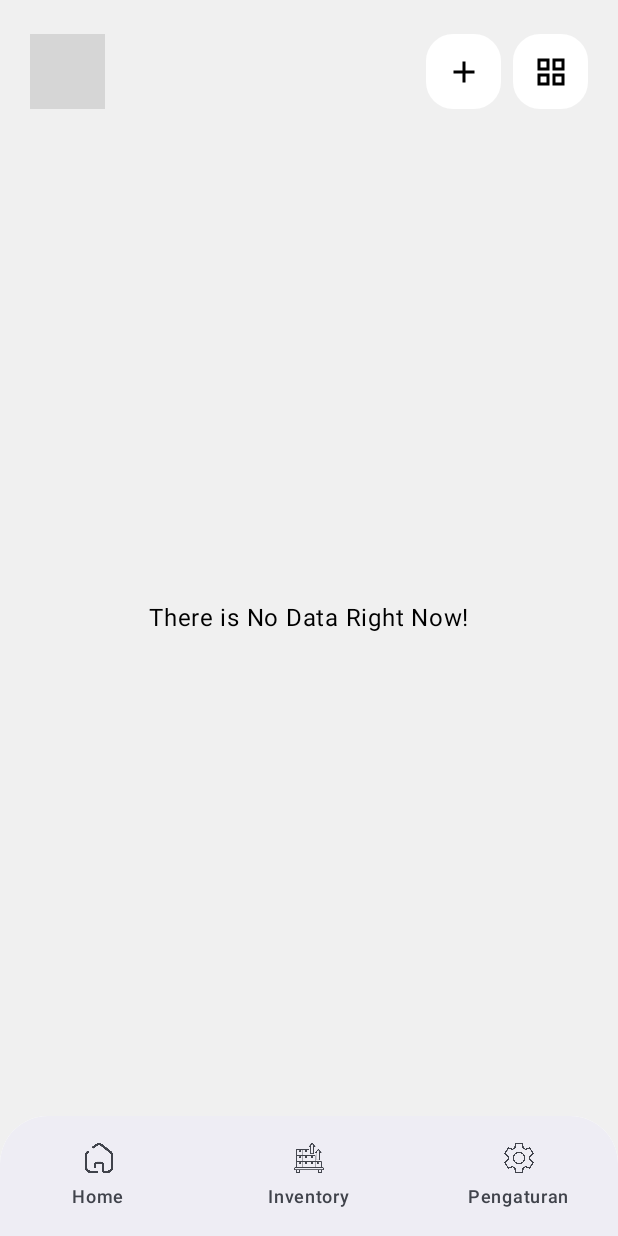
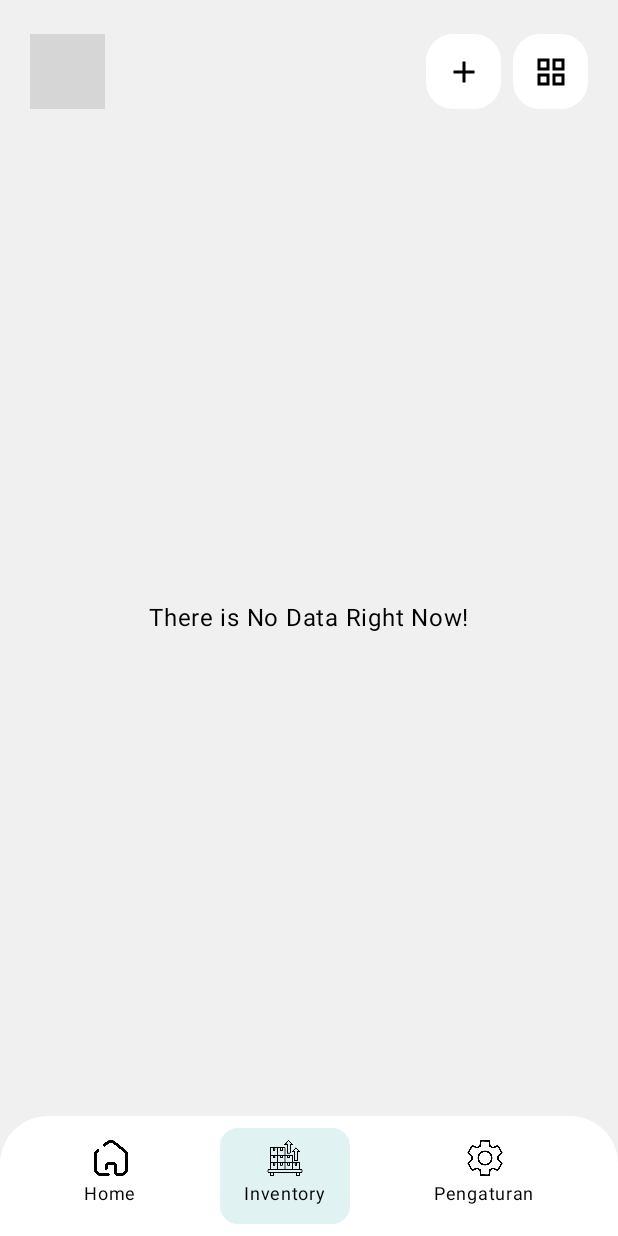
Before and after one commit to DewiPuspitass/Laventry, an Android app built with Jetpack Compose: the InventoryScreen screen opened through its navigation route, on a phone screen of 412 x 824 dp. Run offline under Robolectric (Android 15) with nearby library versions, the phone set to English and light mode, and no system bars; our stand-ins replace Room's generated code; 1 statement that could not run was skipped; grey boxes are pictures that could not be loaded.

Commit message:
membuat buttom bar menjadi lebih dinamis

```diff
--- /dev/null
+++ b/app/src/main/java/com/dewipuspitasari0020/laventry/ui/screen/BottomBar.kt
@@ -0,0 +1,74 @@
+package com.dewipuspitasari0020.laventry.ui.screen
+
+import androidx.compose.foundation.background
+import androidx.compose.foundation.clickable
+import androidx.compose.foundation.layout.Arrangement
+import androidx.compose.foundation.layout.Column
+import androidx.compose.foundation.layout.Row
+import androidx.compose.foundation.layout.WindowInsets
+import androidx.compose.foundation.layout.asPaddingValues
+import androidx.compose.foundation.layout.fillMaxWidth
+import androidx.compose.foundation.layout.navigationBars
+import androidx.compose.foundation.layout.padding
+import androidx.compose.foundation.layout.size
+import androidx.compose.foundation.shape.RoundedCornerShape
+import androidx.compose.material3.Icon
+import androidx.compose.material3.Surface
+import androidx.compose.material3.Text
+import androidx.compose.runtime.Composable
+import androidx.compose.ui.Alignment
+import androidx.compose.ui.Modifier
+import androidx.compose.ui.draw.clip
+import androidx.compose.ui.graphics.Color
+import androidx.compose.ui.res.painterResource
+import androidx.compose.ui.unit.dp
+import androidx.compose.ui.unit.sp
+import com.dewipuspitasari0020.laventry.R
+
+@Composable
+fun BottomBar(
+    selectedIndex: Int,
+    onItemSelected: (Int) -> Unit
+) {
+    Surface(
+        color = Color.White,
+        shape = RoundedCornerShape(topStart = 32.dp, topEnd = 32.dp),
+        tonalElevation = 3.dp
+    ) {
+        Row(
+            modifier = Modifier
+                .fillMaxWidth()
+                .padding(WindowInsets.navigationBars.asPaddingValues())
+                .padding(vertical = 8.dp),
+            horizontalArrangement = Arrangement.SpaceEvenly,
+            verticalAlignment = Alignment.CenterVertically
+        ) {
+            val items = listOf("Home", "Inventory", "Pengaturan")
+            val icons = listOf(R.drawable.home, R.drawable.inventory, R.drawable.settings)
+
+            items.forEachIndexed { index, label ->
+                val isSelected = index == selectedIndex
+                Column(
+                    horizontalAlignment = Alignment.CenterHorizontally,
+                    modifier = Modifier
+                        .clip(RoundedCornerShape(12.dp))
+                        .background(if (isSelected) Color(0xFFE0F2F1) else Color.Transparent)
+                        .clickable { onItemSelected(index) }
+                        .padding(horizontal = 16.dp, vertical = 8.dp)
+                ) {
+                    Icon(
+                        painter = painterResource(id = icons[index]),
+                        contentDescription = label,
+                        modifier = Modifier.size(24.dp),
+                        tint = Color.Black
+                    )
+                    Text(
+                        text = label,
+                        color = Color.Black,
+                        fontSize = 12.sp
+                    )
+                }
+            }
+        }
+    }
+}
--- a/app/src/main/java/com/dewipuspitasari0020/laventry/ui/screen/InventoryScreen.kt
+++ b/app/src/main/java/com/dewipuspitasari0020/laventry/ui/screen/InventoryScreen.kt
@@ -25,18 +25,13 @@ import androidx.compose.material3.Card
 import androidx.compose.material3.CardDefaults
 import androidx.compose.material3.ExperimentalMaterial3Api
 import androidx.compose.material3.Icon
-import androidx.compose.material3.NavigationBar
-import androidx.compose.material3.NavigationBarItem
 import androidx.compose.material3.Scaffold
-import androidx.compose.material3.Surface
 import androidx.compose.material3.Text
 import androidx.compose.material3.TopAppBar
 import androidx.compose.material3.TopAppBarDefaults
 import androidx.compose.runtime.Composable
 import androidx.compose.runtime.collectAsState
 import androidx.compose.runtime.getValue
-import androidx.compose.runtime.mutableStateOf
-import androidx.compose.runtime.remember
 import androidx.compose.ui.Alignment
 import androidx.compose.ui.Modifier
 import androidx.compose.ui.draw.clip
@@ -51,6 +46,7 @@ import androidx.compose.ui.unit.dp
 import androidx.compose.ui.unit.sp
 import androidx.lifecycle.viewmodel.compose.viewModel
 import androidx.navigation.NavHostController
+import androidx.navigation.compose.currentBackStackEntryAsState
 import androidx.navigation.compose.rememberNavController
 import coil.compose.rememberAsyncImagePainter
 import com.dewipuspitasari0020.laventry.R
@@ -72,7 +68,15 @@ fun InventoryScreen(navController: NavHostController) {
     val dataStore = SettingsDataStore(LocalContext.current)
     val showList by dataStore.layoutFlow.collectAsState(true)
 
-    val selectedIndex = remember { mutableStateOf(0) }
+    val navBackStackEntry by navController.currentBackStackEntryAsState()
+    val currentRoute = navBackStackEntry?.destination?.route
+
+    val selectedIndex = when (currentRoute) {
+        Screen.Home.route -> 0
+        Screen.Inventory.route -> 1
+//        Screen.Settings.route -> 2
+        else -> -1
+    }
     val context = LocalContext.current
     val factory = ViewModelFactory(context)
     val viewModel: MainViewModel = viewModel(factory = factory)
@@ -157,50 +161,16 @@ fun InventoryScreen(navController: NavHostController) {
             )
         },
         bottomBar = {
-            Surface(
-                tonalElevation = 3.dp,
-                shape = RoundedCornerShape(topStart = 32.dp, topEnd = 32.dp),
-                color = white
-            ){
-                NavigationBar {
-                    NavigationBarItem(
-                        selected = selectedIndex.value == 1,
-                        onClick = { navController.navigate(Screen.Home.route) },
-                        icon = {
-                            Icon(
-                                painter = painterResource(id = R.drawable.home),
-                                contentDescription = "Beranda",
-                                modifier = Modifier.size(20.dp)
-                            )
-                        },
-                        label = { Text("Home") },
-                    )
-                    NavigationBarItem(
-                        selected = selectedIndex.value == 1,
-                        onClick = {  },
-                        icon = {
-                            Icon(
-                                painter = painterResource(id = R.drawable.inventory),
-                                contentDescription = "Inventory",
-                                modifier = Modifier.size(20.dp)
-                            )
-                        },
-                        label = { Text("Inventory") }
-                    )
-                    NavigationBarItem(
-                        selected = selectedIndex.value == 1,
-                        onClick = { selectedIndex.value = 1 },
-                        icon = {
-                            Icon(
-                                painter = painterResource(id = R.drawable.settings),
-                                contentDescription = "Pengaturan",
-                                modifier = Modifier.size(20.dp)
-                            )
-                        },
-                        label = { Text("Pengaturan") }
-                    )
+            BottomBar(
+                selectedIndex = selectedIndex,
+                onItemSelected = { index ->
+                    when (index) {
+                        0 -> navController.navigate(Screen.Home.route)
+                        1 -> navController.navigate(Screen.Inventory.route)
+//                        2 -> navController.navigate(Screen.Settings.route)
+                    }
                 }
-            }
+            )
         }
     ) { innerPadding ->
         Column(
--- a/app/src/main/java/com/dewipuspitasari0020/laventry/ui/screen/MainScreen.kt
+++ b/app/src/main/java/com/dewipuspitasari0020/laventry/ui/screen/MainScreen.kt
@@ -23,10 +23,7 @@ import androidx.compose.material3.Card
 import androidx.compose.material3.CardDefaults
 import androidx.compose.material3.ExperimentalMaterial3Api
 import androidx.compose.material3.Icon
-import androidx.compose.material3.NavigationBar
-import androidx.compose.material3.NavigationBarItem
 import androidx.compose.material3.Scaffold
-import androidx.compose.material3.Surface
 import androidx.compose.material3.Text
 import androidx.compose.material3.TopAppBar
 import androidx.compose.material3.TopAppBarDefaults
@@ -34,8 +31,6 @@ import androidx.compose.runtime.Composable
 import androidx.compose.runtime.LaunchedEffect
 import androidx.compose.runtime.collectAsState
 import androidx.compose.runtime.getValue
-import androidx.compose.runtime.mutableStateOf
-import androidx.compose.runtime.remember
 import androidx.compose.ui.Alignment
 import androidx.compose.ui.Modifier
 import androidx.compose.ui.draw.clip
@@ -51,6 +46,7 @@ import androidx.compose.ui.unit.dp
 import androidx.compose.ui.unit.sp
 import androidx.lifecycle.viewmodel.compose.viewModel
 import androidx.navigation.NavHostController
+import androidx.navigation.compose.currentBackStackEntryAsState
 import androidx.navigation.compose.rememberNavController
 import coil.compose.rememberAsyncImagePainter
 import com.dewipuspitasari0020.laventry.R
@@ -65,7 +61,15 @@ import java.io.File
 @OptIn(ExperimentalMaterial3Api::class)
 @Composable
 fun MainScreen(navController: NavHostController) {
-    val selectedIndex = remember { mutableStateOf(0) }
+    val navBackStackEntry by navController.currentBackStackEntryAsState()
+    val currentRoute = navBackStackEntry?.destination?.route
+
+    val selectedIndex = when (currentRoute) {
+        Screen.Home.route -> 0
+        Screen.Inventory.route -> 1
+//        Screen.Settings.route -> 2
+        else -> -1
+    }
     Scaffold(
         containerColor = bg,
         topBar = {
@@ -121,50 +125,16 @@ fun MainScreen(navController: NavHostController) {
             )
         },
         bottomBar = {
-            Surface(
-                tonalElevation = 3.dp,
-                shape = RoundedCornerShape(topStart = 32.dp, topEnd = 32.dp),
-                color = white
-            ){
-                NavigationBar {
-                    NavigationBarItem(
-                        selected = selectedIndex.value == 1,
-                        onClick = {  },
-                        icon = {
-                            Icon(
-                                painter = painterResource(id = R.drawable.home),
-                                contentDescription = "Beranda",
-                                modifier = Modifier.size(20.dp)
-                            )
-                        },
-                        label = { Text("Home") },
-                    )
-                    NavigationBarItem(
-                        selected = selectedIndex.value == 1,
-                        onClick = { navController.navigate(Screen.Inventory.route) },
-                        icon = {
-                            Icon(
-                                painter = painterResource(id = R.drawable.inventory),
-                                contentDescription = "Inventory",
-                                modifier = Modifier.size(20.dp)
-                            )
-                        },
-                        label = { Text("Inventory") }
-                    )
-                    NavigationBarItem(
-                        selected = selectedIndex.value == 1,
-                        onClick = { selectedIndex.value = 1 },
-                        icon = {
-                            Icon(
-                                painter = painterResource(id = R.drawable.settings),
-                                contentDescription = "Pengaturan",
-                                modifier = Modifier.size(20.dp)
-                            )
-                        },
-                        label = { Text("Pengaturan") }
-                    )
+            BottomBar(
+                selectedIndex = selectedIndex,
+                onItemSelected = { index ->
+                    when (index) {
+                        0 -> navController.navigate(Screen.Home.route)
+                        1 -> navController.navigate(Screen.Inventory.route)
+//                        2 -> navController.navigate(Screen.Settings.route)
+                    }
                 }
-            }
+            )
         }
     ) { innerPadding ->
         ScreenContent(Modifier.padding(innerPadding), navController = navController)
```
